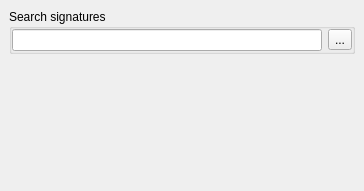
First picture: the form in SearchSignatures/searchsignaturesoptionswidget.ui, repository horsicq/FormatWidgets, before the edit.
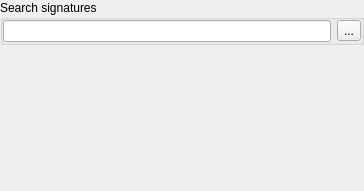
Second picture: the form after the edit.

```diff
--- a/SearchSignatures/searchsignaturesoptionswidget.ui
+++ b/SearchSignatures/searchsignaturesoptionswidget.ui
@@ -47,6 +47,18 @@
        </rect>
       </property>
       <layout class="QVBoxLayout" name="verticalLayout_2">
+       <property name="leftMargin">
+        <number>0</number>
+       </property>
+       <property name="topMargin">
+        <number>0</number>
+       </property>
+       <property name="rightMargin">
+        <number>0</number>
+       </property>
+       <property name="bottomMargin">
+        <number>0</number>
+       </property>
        <item>
         <widget class="QGroupBox" name="groupBoxSearchSignaturesPath">
          <property name="title">
```
